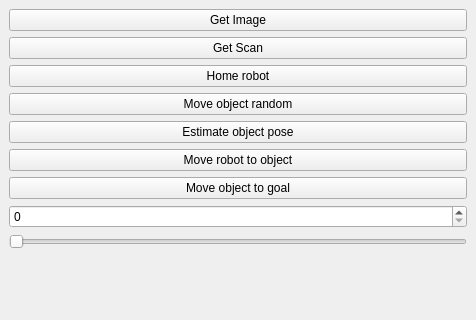
Masle16/rovi_project, file combination/sample_plugin/src/SamplePlugin.ui: the form before one commit; both pictures show x 0 to 476 and y 0 to 320 of the 476 by 481 pixel window.
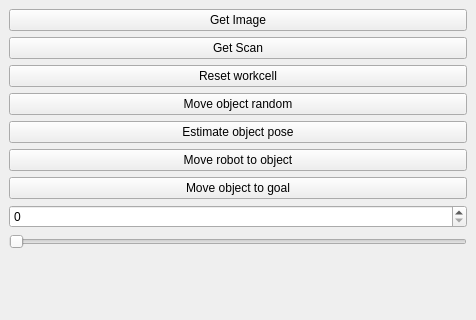
The form after the commit.

```diff
--- a/combination/sample_plugin/src/SamplePlugin.ui
+++ b/combination/sample_plugin/src/SamplePlugin.ui
@@ -34,7 +34,7 @@
       <item>
        <widget class="QPushButton" name="_btn_home">
         <property name="text">
-         <string>Home robot</string>
+         <string>Reset workcell</string>
         </property>
        </widget>
       </item>
```
